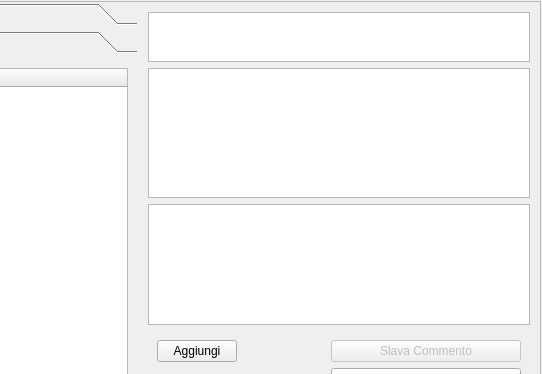
simon-r/LeScienze500, file bookmarkgui.ui: the form before one commit; both pictures show x 89 to 631 and y 0 to 374 of the 631 by 493 pixel window.
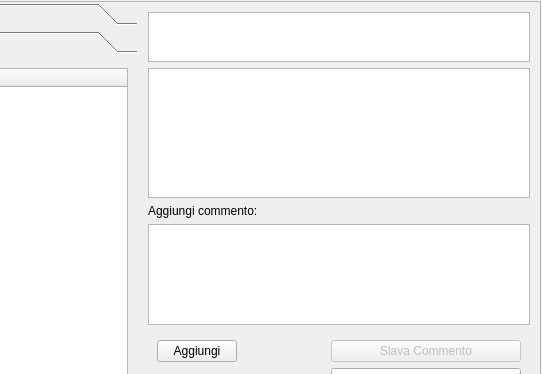
The form after the commit. The open tabs and pages were chosen to show the change. Icons and pictures are not drawn.

```diff
--- a/bookmarkgui.ui
+++ b/bookmarkgui.ui
@@ -199,6 +199,26 @@
             </property>
            </widget>
           </item>
+          <item>
+           <spacer name="verticalSpacer">
+            <property name="orientation">
+             <enum>Qt::Vertical</enum>
+            </property>
+            <property name="sizeHint" stdset="0">
+             <size>
+              <width>20</width>
+              <height>40</height>
+             </size>
+            </property>
+           </spacer>
+          </item>
+          <item>
+           <widget class="QLabel" name="label">
+            <property name="text">
+             <string>Aggiungi commento:</string>
+            </property>
+           </widget>
+          </item>
           <item>
            <widget class="QTextEdit" name="Comments">
             <property name="enabled">
```
Left out of the diff: 10 changed lines with no effect on the pictures.
